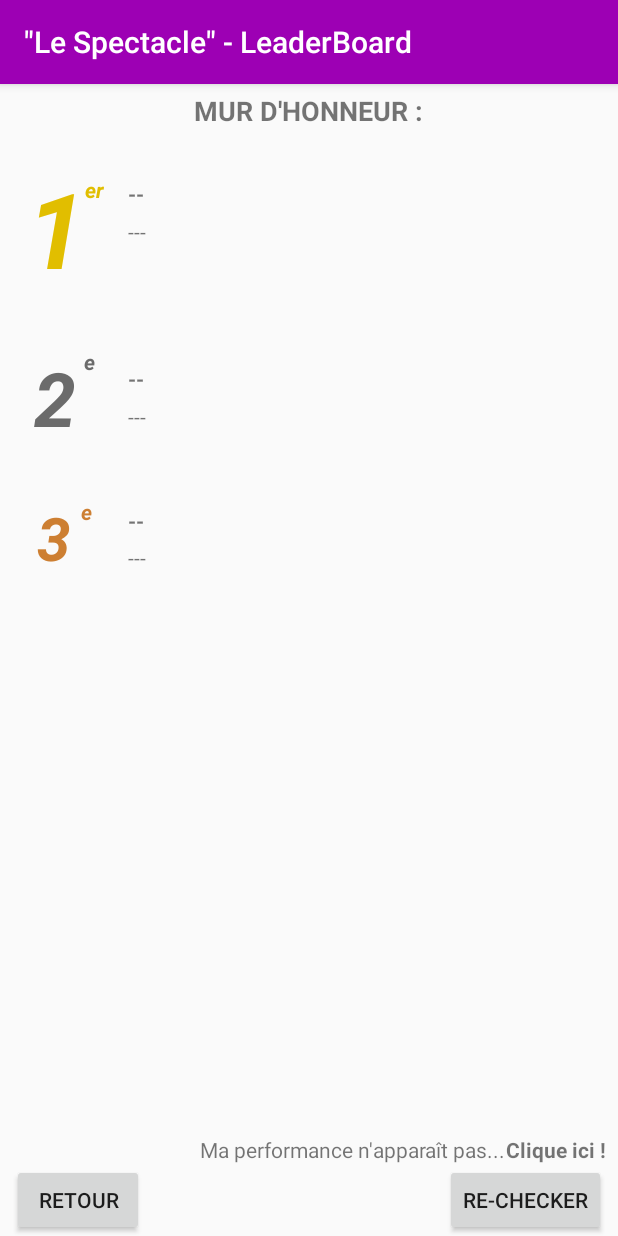
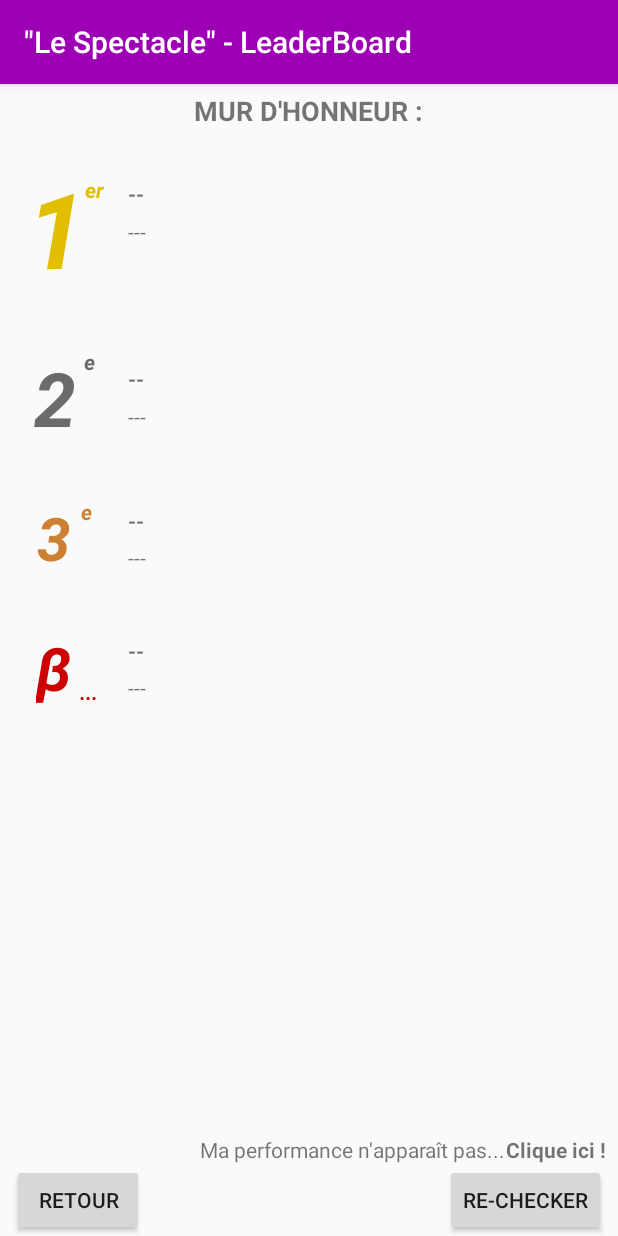
Before and after one commit to thomas40510/achristophe-story, an Android app: the Password screen opened directly, with no data from a screen before it, after a tap on "LEADERBOARD", on a phone screen of 412 x 824 dp. Run offline under Robolectric (Android 15) with nearby library versions, the phone set to English and light mode, and no system bars; our stand-ins replace Firebase (no records; nobody signed in at launch, a user with empty details on screens opened directly); libraries missing offline, so code that uses them is left out: io.smooch.ui; 1 other tap on this screen came first.

Commit message:
achristophe-story 09/08@11:02

```diff
--- a/app/build.gradle
+++ b/app/build.gradle
@@ -20,10 +20,10 @@ android {
     buildToolsVersion "25.0.2"
     defaultConfig {
         applicationId "com.example.studioquaiouest.myapplication"
-        minSdkVersion 24
+        minSdkVersion 22
         targetSdkVersion 25
-        versionCode 2
-        versionName "Dev"
+        versionCode 3
+        versionName "1.0"
         testInstrumentationRunner "android.support.test.runner.AndroidJUnitRunner"
         //enable multidex support
         multiDexEnabled true
--- a/app/src/main/java/com/example/studioquaiouest/myapplication/Password.java
+++ b/app/src/main/java/com/example/studioquaiouest/myapplication/Password.java
@@ -68,10 +68,6 @@ public class Password extends AppCompatActivity {
         EditText pswd = (EditText) findViewById(R.id.pswd);
         String code = pswd.getText().toString();
 
-        if (code.equals("111")){
-            Intent intent = new Intent(this, screen33.class);
-            startActivity(intent);
-        }
 
         if (code.equals("2242")){
             InputMethodManager inputManager = (InputMethodManager)
@@ -193,7 +189,7 @@ public class Password extends AppCompatActivity {
 
     public void openChangelog(View view){
 
-        final Uri changelogUri = Uri.parse("https://drive.google.com/open?id=18xJ-AUdhIm4W48Nupz0IxD8Pah3bsnHX4iLpNDaIsnc");
+        final Uri changelogUri = Uri.parse("https://docs.google.com/document/d/18xJ-AUdhIm4W48Nupz0IxD8Pah3bsnHX4iLpNDaIsnc/edit?usp=sharing");
         Intent openUpdate = new Intent(Intent.ACTION_VIEW, changelogUri);
         startActivity(openUpdate);
     }
--- a/app/src/main/java/com/example/studioquaiouest/myapplication/achieveprefs.java
+++ b/app/src/main/java/com/example/studioquaiouest/myapplication/achieveprefs.java
@@ -16,7 +16,7 @@ import java.util.Arrays;
 
 public class achieveprefs extends Activity {
 
-    public static final String ACH_PREFS = "AchieveSavesFile";
+    public static final String ACH_PREFS = "FinalAchieveSavesFile";
     public static String[] Achieve = {"0", "0", "0", "0", "0","0", "0", "0", "0", "0", "0", "0", "0"};
 
     public static boolean[][] isUnlocked = new boolean[3][10];
--- a/app/src/main/java/com/example/studioquaiouest/myapplication/epilogue.java
+++ b/app/src/main/java/com/example/studioquaiouest/myapplication/epilogue.java
@@ -109,7 +109,7 @@ public class epilogue extends AppCompatActivity {
         }
         else {
             //Intent intent = new Intent(this, veryLast.class);
-            Intent intent = new Intent(this, screenlast.class); //TODO create and link to "verylastScreen.class"
+            Intent intent = new Intent(this, screenlast.class);
             startActivity(intent);
         }
     }
--- a/app/src/main/java/com/example/studioquaiouest/myapplication/save.java
+++ b/app/src/main/java/com/example/studioquaiouest/myapplication/save.java
@@ -19,7 +19,7 @@ import java.io.FileOutputStream;
 
 public class save {
 
-    public static final String MY_PREFS = "ProgressSaveFile";
+    public static final String MY_PREFS = "FinalSaveFile";
     public static String saveCode = null;
 
 
--- a/app/src/main/java/com/example/studioquaiouest/myapplication/screen65.java
+++ b/app/src/main/java/com/example/studioquaiouest/myapplication/screen65.java
@@ -64,7 +64,6 @@ public class screen65 extends AppCompatActivity {
         n = 0;
         unlockCount(view);
 
-        n = 19; //for Dev// TODO : remove for final release
 
         if (n >= 19){
             findViewById(R.id.txtWrong).setVisibility(View.INVISIBLE);
--- a/app/src/main/java/com/example/studioquaiouest/myapplication/screenshots.java
+++ b/app/src/main/java/com/example/studioquaiouest/myapplication/screenshots.java
@@ -38,10 +38,6 @@ public class screenshots extends AppCompatActivity {
         Drawable res = getResources().getDrawable(ImageRessource);
         imageView.setImageDrawable(res);
 
-        // TODO create array String with button text depending on value of i and handle it here
-        Button button = (Button) findViewById(R.id.next);
-        String text = " "+i;
-        button.setText(text);
     }
 
     /**
--- a/app/src/main/res/layout/activity_leaderboard.xml
+++ b/app/src/main/res/layout/activity_leaderboard.xml
@@ -346,7 +346,134 @@
 
             </TableRow>
 
+            <TableRow
+                android:layout_width="match_parent"
+                android:layout_height="match_parent">
+
+                <TextView
+                    android:id="@+id/textView50"
+                    android:layout_width="wrap_content"
+                    android:layout_height="wrap_content"
+                    android:textSize="24sp" />
+            </TableRow>
+
+            <TableRow
+                android:id="@+id/row57"
+                android:layout_width="match_parent"
+                android:layout_height="match_parent">
+
+                <LinearLayout
+                    android:layout_width="wrap_content"
+                    android:layout_height="wrap_content"
+                    android:orientation="horizontal">
+
+                    <TextView
+                        android:id="@+id/textView51"
+                        android:layout_width="wrap_content"
+                        android:layout_height="wrap_content"
+                        android:layout_weight="1"
+                        android:text="   " />
+
+                    <TextView
+                        android:id="@+id/textView227"
+                        android:layout_width="wrap_content"
+                        android:layout_height="wrap_content"
+                        android:layout_weight="1"
+                        android:text="β"
+                        android:textColor="@android:color/holo_red_dark"
+                        android:textSize="40sp"
+                        android:textStyle="bold|italic" />
+
+                    <LinearLayout
+                        android:layout_width="wrap_content"
+                        android:layout_height="wrap_content"
+                        android:orientation="vertical">
+
+                        <TextView
+                            android:id="@+id/textView53"
+                            android:layout_width="match_parent"
+                            android:layout_height="wrap_content"
+                            android:layout_weight="1"
+                            android:textAllCaps="false"
+                            android:textColor="@color/bronze"
+                            android:textSize="12sp"
+                            android:textStyle="bold|italic" />
+
+                        <TextView
+                            android:id="@+id/textView222"
+                            android:layout_width="match_parent"
+                            android:layout_height="wrap_content"
+                            android:layout_weight="1"
+                            android:textAllCaps="false"
+                            android:textColor="@color/bronze"
+                            android:textSize="12sp"
+                            android:textStyle="bold|italic" />
+
+                        <TextView
+                            android:id="@+id/textView225"
+                            android:layout_width="match_parent"
+                            android:layout_height="wrap_content"
+                            android:layout_weight="1"
+                            android:text="..."
+                            android:textAllCaps="false"
+                            android:textColor="@android:color/holo_red_dark"
+                            android:textStyle="bold|italic" />
+
+                    </LinearLayout>
+
+                    <LinearLayout
+                        android:layout_width="wrap_content"
+                        android:layout_height="wrap_content"
+                        android:layout_weight="1"
+                        android:orientation="vertical">
+
+                        <TextView
+                            android:id="@+id/textView231"
+                            android:layout_width="match_parent"
+                            android:layout_height="wrap_content"
+                            android:text="    " />
+                    </LinearLayout>
+
+                </LinearLayout>
+
+                <LinearLayout
+                    android:layout_width="match_parent"
+                    android:layout_height="match_parent"
+                    android:layout_weight="1"
+                    android:orientation="vertical">
+
+                    <TextView
+                        android:id="@+id/textView235"
+                        android:layout_width="match_parent"
+                        android:layout_height="wrap_content"
+                        android:textSize="4sp" />
+
+                    <TextView
+                        android:id="@+id/name4"
+                        android:layout_width="match_parent"
+                        android:layout_height="wrap_content"
+                        android:text="--"
+                        android:textStyle="normal|bold" />
+
+                    <TextView
+                        android:id="@+id/textView49"
+                        android:layout_width="match_parent"
+                        android:layout_height="wrap_content"
+                        android:textSize="3sp" />
+
+                    <TextView
+                        android:id="@+id/time4"
+                        android:layout_width="match_parent"
+                        android:layout_height="match_parent"
+                        android:layout_weight="1"
+                        android:text="---" />
+
+                </LinearLayout>
+
+            </TableRow>
+
         </TableLayout>
+
     </LinearLayout>
 
     <TextView
--- a/app/src/main/res/layout/activity_main.xml
+++ b/app/src/main/res/layout/activity_main.xml
@@ -138,12 +138,12 @@
         android:id="@+id/button12"
         android:layout_width="wrap_content"
         android:layout_height="wrap_content"
+        android:layout_below="@+id/update"
+        android:layout_marginEnd="22dp"
+        android:layout_toStartOf="@+id/imageView2"
         android:onClick="gotoLB"
         android:text="Button"
-        android:visibility="visible"
-        android:layout_below="@+id/update"
-        android:layout_toStartOf="@+id/imageView2"
-        android:layout_marginEnd="22dp" />
+        android:visibility="invisible" />
 
 
 </RelativeLayout>
```
Also changed, not shown: 1681 other files.
